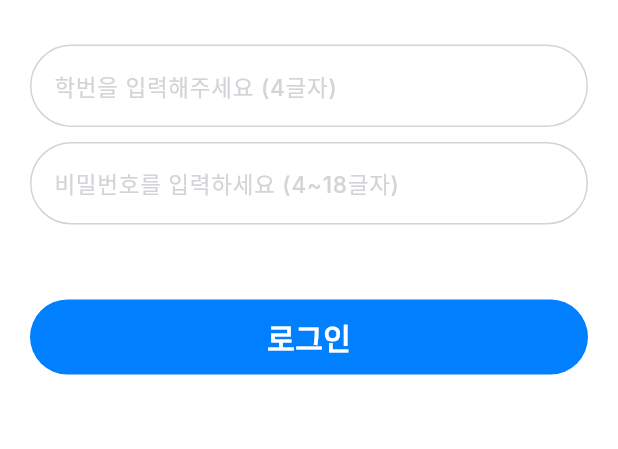
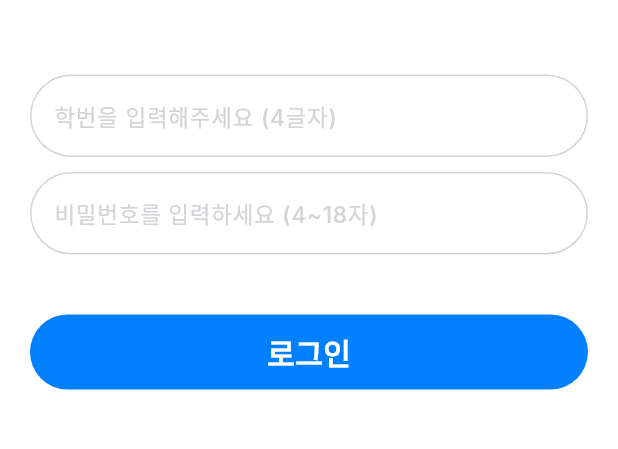
Before and after one commit to nonamed-plyma/Plyma_Flutter, a Flutter app: the screen it shows after launch, after a tap on "로그인", on a phone screen of 412 x 824 dp, the part 398-847 px from its top. Run offline on Flutter 3.47's test engine with Material 3 defaults, Android fonts, the phone set to English and light mode, and no system bars.

Commit message:
♻️ :: [#9] 학생 로그인 간격 수정

```diff
--- a/lib/view/login.dart
+++ b/lib/view/login.dart
@@ -53,11 +53,11 @@ class LoginScreen extends StatelessWidget {
                       height: 59,
                       width: 71,
                     ),
-                    const SizedBox(height: 30),
+                    const SizedBox(height: 50),
                     const CustomTextField(hinttext: '학번을 입력해주세요 (4글자)'),
                     const SizedBox(height: 10),
-                    const CustomTextField(hinttext: '비밀번호를 입력하세요 (4~18글자)'),
-                    const SizedBox(height: 50),
+                    const CustomTextField(hinttext: '비밀번호를 입력하세요 (4~18자)'),
+                    const SizedBox(height: 40),
                     LoginButton(onTap: () {}, text: '로그인'),
                   ],
                 ),
```
